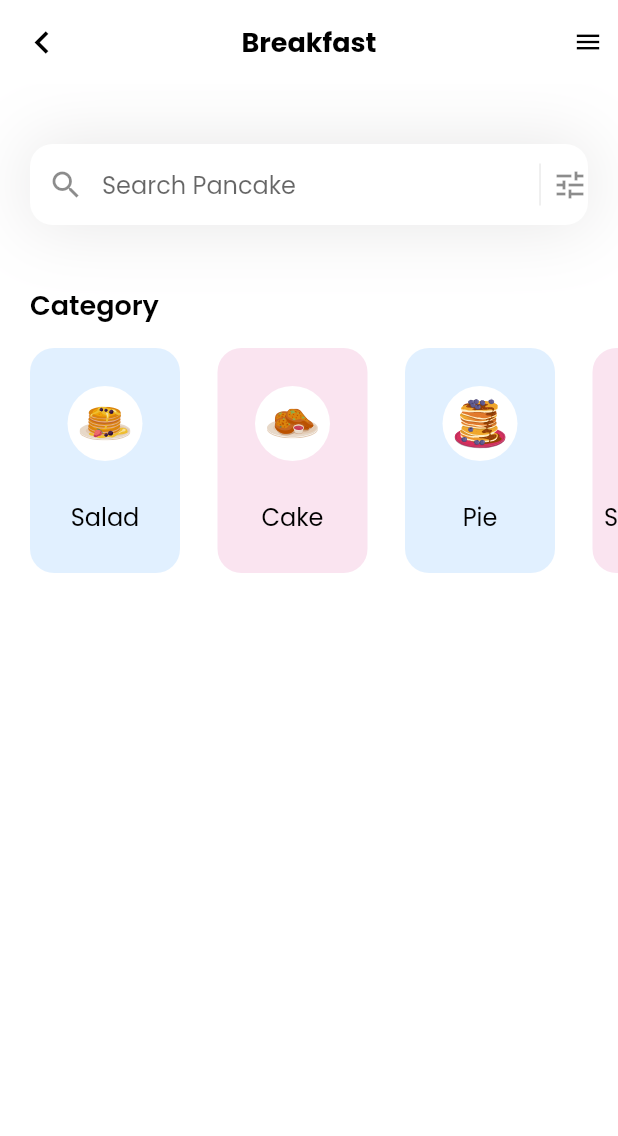
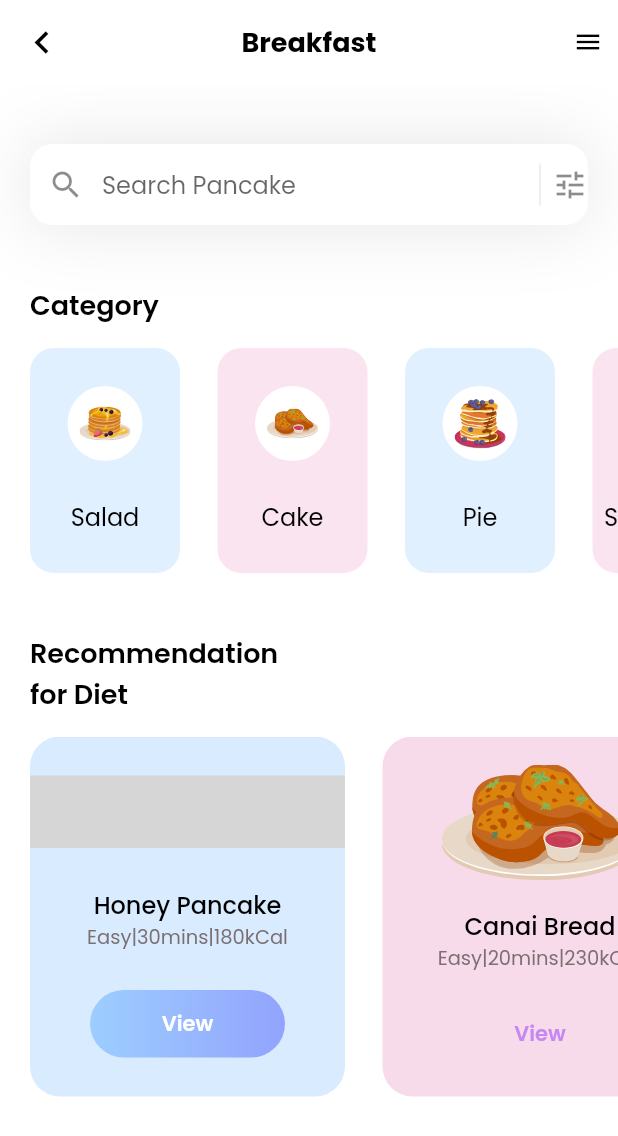
Before and after one commit to ayushtalpelwar/fitness_app, a Flutter app: the screen it shows after launch, on a phone screen of 412 x 824 dp. Shown: the top 1136 px of the screen. Run offline on Flutter 3.47's test engine with Material 2 defaults, Android fonts, the phone set to English and light mode, and no system bars; our stand-ins replace flutter_svg; grey boxes are pictures that could not be loaded.

Commit message:
Final commit

```diff
--- a/lib/home.dart
+++ b/lib/home.dart
@@ -1,7 +1,7 @@
 import 'package:flutter/material.dart';
 import 'package:flutter_svg/flutter_svg.dart';
-
 import 'models/category_models.dart';
+import 'models/diet_model.dart';
 
 class HomePage extends StatefulWidget {
   HomePage({Key? key}) : super(key: key);
@@ -12,14 +12,15 @@ class HomePage extends StatefulWidget {
 
 class _HomePageState extends State<HomePage> {
   List<CategoryModel> categories = [];
-
-  void _getcategories() {
+  List<DietModel> diets = [];
+  void _getInitialInfo() {
     categories = CategoryModel.getcategories();
+    diets = DietModel.getDiets();
   }
 
   @override
   Widget build(BuildContext context) {
-    _getcategories();
+    _getInitialInfo();
     return Scaffold(
       appBar: buildAppBar(),
       backgroundColor: Colors.white,
@@ -27,12 +28,99 @@ class _HomePageState extends State<HomePage> {
         crossAxisAlignment: CrossAxisAlignment.start,
         children: [
           searchbuildContainer(),
-          SizedBox(
-            height: 40,
-          ),
-          buildColumn()
+          SizedBox(height: 40),
+          buildColumn(),
+          SizedBox(height: 40),
+          reccomendation_column(),
         ],
       ),
+    );
+  }
+
+  Column reccomendation_column() {
+    return Column(
+          crossAxisAlignment: CrossAxisAlignment.start,
+          children: [
+            Padding(
+              padding: const EdgeInsets.only(left: 20.0),
+              child: Text(
+                "Recommendation\nfor Diet",
+                style: TextStyle(
+                    fontSize: 18,
+                    fontWeight: FontWeight.w600,
+                    color: Colors.black),
+              ),
+            ),
+            SizedBox(height: 15),
+            Container(
+              height: 240,
+              child: ListView.separated(
+                  itemBuilder: (context,index){
+                    return Container(
+                      width: 210,
+                      decoration: BoxDecoration(
+                        color: diets[index].boxColor.withOpacity(0.4),
+                        borderRadius: BorderRadius.circular(20),
+                      ),
+                      child: Column(
+                        mainAxisAlignment: MainAxisAlignment.spaceEvenly,
+                        children: [
+                          SvgPicture.asset(diets[index].iconPath),
+                          Column(
+                            children: [
+                              Text(
+                                diets[index].name,
+                                style: TextStyle(
+                                  fontSize: 16,
+                                  fontWeight: FontWeight.w500,
+                                  color: Colors.black,
+                                ),
+                              ),
+                              Text(
+                                diets[index].level + "|" + diets[index].duration + '|'+ diets[index].calorie,
+                                style: TextStyle(
+                                  fontSize: 13,
+                                  fontWeight: FontWeight.w400,
+                                  color: Color(0xff7B6F72),
+                                ),
+                              ),
+                            ],
+                          ),
+
+                          Container(
+                            height: 45,
+                            width: 130,
+                            child:Center(
+                              child: Text(
+                                'View',
+                                style: TextStyle(
+                                  fontSize: 14,
+                                  fontWeight: FontWeight.w600,
+                                  color: diets[index].viewIsSelected?Colors.white:Color(0xffC588F2),
+                                ),
+                              ),
+                            ),
+                            decoration: BoxDecoration(
+                              gradient: LinearGradient(
+                                colors: [
+                                  diets[index].viewIsSelected?Color(0xff9DCEFF):Colors.transparent,
+                                  diets[index].viewIsSelected?Color(0xff92A3FD):Colors.transparent,
+                                ]
+                              ),
+                              borderRadius: BorderRadius.circular(50),
+                            ),
+                          ),
+                        ],
+                      ),
+                    );
+                  },
+                  separatorBuilder: (context, index) => SizedBox(width: 25),
+                  itemCount: diets.length,
+                  scrollDirection: Axis.horizontal,
+                  padding: EdgeInsets.only(left: 20,right: 20) ,
+              ),
+            )
+          ],
         );
   }
 
@@ -82,8 +170,7 @@ class _HomePageState extends State<HomePage> {
                         ),
                         child: Padding(
                           padding: const EdgeInsets.all(8.0),
-                              child: SvgPicture.asset(
-                                  categories[index].iconPath),
+                          child: SvgPicture.asset(categories[index].iconPath),
                         ),
                       ),
                       Text(
--- a/lib/models/category_models.dart
+++ b/lib/models/category_models.dart
@@ -34,7 +34,7 @@ class CategoryModel{
     categories.add(
         CategoryModel(
             name: 'Smoothies',
-            iconPath: 'assets/icons/diet.png',
+            iconPath: 'assets/icons/honey-pancakes.svg',
             boxColor: Color(0xffEEA4CE)
         )
     );
--- /dev/null
+++ b/lib/models/diet_model.dart
@@ -0,0 +1,51 @@
+import 'package:flutter/material.dart';
+
+class DietModel {
+  String name;
+  String iconPath;
+  String level;
+  String duration;
+  String calorie;
+  Color boxColor;
+  bool viewIsSelected;
+
+  DietModel({
+    required this.name,
+    required this.iconPath,
+    required this.level,
+    required this.duration,
+    required this.calorie,
+    required this.boxColor,
+    required this.viewIsSelected
+  });
+
+  static List < DietModel > getDiets() {
+    List < DietModel > diets = [];
+
+    diets.add(
+        DietModel(
+            name: 'Honey Pancake',
+            iconPath: 'assets/icons/honey-pancakes.svg',
+            level: 'Easy',
+            duration: '30mins',
+            calorie: '180kCal',
+            viewIsSelected: true,
+            boxColor: Color(0xff9DCEFF)
+        )
+    );
+
+    diets.add(
+        DietModel(
+            name: 'Canai Bread',
+            iconPath: 'assets/icons/canai-bread.svg',
+            level: 'Easy',
+            duration: '20mins',
+            calorie: '230kCal',
+            viewIsSelected: false,
+            boxColor: Color(0xffEEA4CE)
+        )
+    );
+
+    return diets;
+  }
+}
```
Lines whose indentation alone changed are shown as unchanged.
